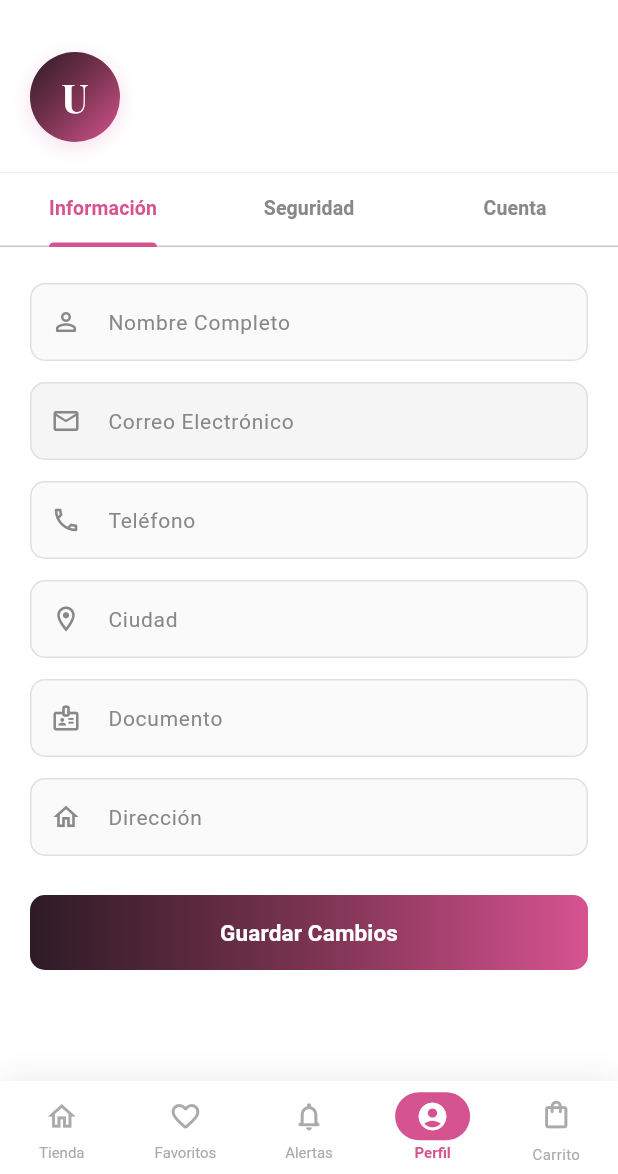
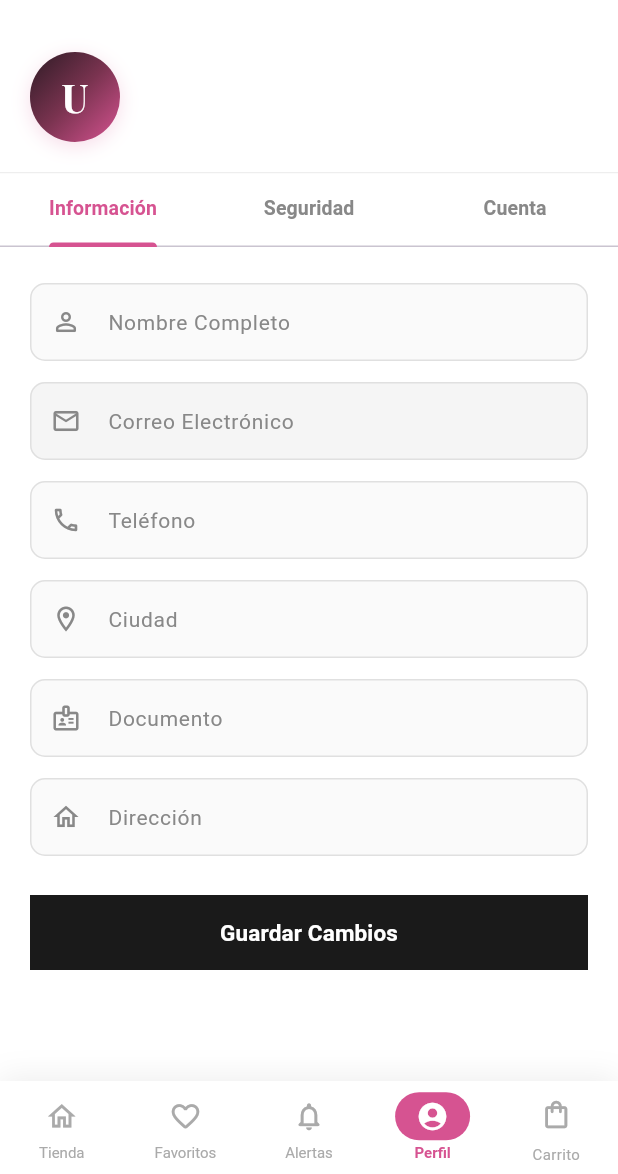
Before and after one commit to C-moreno19/Selenne-Boutique-Mobile, a Flutter app: the ClienteView screen opened directly, item 4 of the bottom bar chosen, on a phone screen of 412 x 824 dp, the part 62-1236 px from its top. Run offline on Flutter 3.47's test engine with Material 3 defaults, Android fonts, the phone set to English and light mode, and no system bars; our stand-ins replace cached_network_image, file_picker, google_fonts, shared_preferences; accounts and stored records are empty; network calls fail.

Commit message:
fix: botones de Perfil copian el estilo plano exacto de la web
PerfilView.tsx (la vista real de perfil del cliente en la web) usa
botones solidos (bg-gray-900, sin border-radius), no el degradado
rosa que usa el login. "Guardar Cambios" y "Actualizar Contrasena"
pasan de degradado con esquinas redondeadas a negro solido (#1A1A1A)
con esquinas cuadradas, igual a la web.

Verificado visualmente en ambas pestanas (Informacion, Seguridad).

```diff
--- a/lib/presentation/pages/cliente_view.dart
+++ b/lib/presentation/pages/cliente_view.dart
@@ -1052,17 +1052,8 @@ class _ClienteViewState extends State<ClienteView>
                             ),
                           ),
                         const SizedBox(height: 20),
-                        Container(
+                        SizedBox(
                           height: 50,
-                          decoration: BoxDecoration(
-                            gradient: _perfilGuardando
-                                ? null
-                                : const LinearGradient(
-                                    colors: [Color(0xFF2D1B24), Color(0xFF7A3350), AppColors.primary],
-                                  ),
-                            color: _perfilGuardando ? const Color(0xFFDDDDDD) : null,
-                            borderRadius: BorderRadius.circular(10),
-                          ),
                           child: ElevatedButton(
                             onPressed: _perfilGuardando
                                 ? null
@@ -1084,12 +1075,12 @@ class _ClienteViewState extends State<ClienteView>
                                         type: ok ? SnackType.success : SnackType.error);
                                   },
                             style: ElevatedButton.styleFrom(
-                              backgroundColor: Colors.transparent,
-                              shadowColor: Colors.transparent,
+                              backgroundColor: const Color(0xFF1A1A1A),
+                              disabledBackgroundColor: const Color(0xFFDDDDDD),
                               foregroundColor: Colors.white,
                               disabledForegroundColor: const Color(0xFF999999),
-                              shape: RoundedRectangleBorder(
-                                  borderRadius: BorderRadius.circular(10)),
+                              shape: const RoundedRectangleBorder(
+                                  borderRadius: BorderRadius.zero),
                               elevation: 0,
                             ),
                             child: _perfilGuardando
@@ -1135,17 +1126,8 @@ class _ClienteViewState extends State<ClienteView>
                               'Confirmar Contraseña', Icons.lock_outline_rounded),
                         ),
                         const SizedBox(height: 20),
-                        Container(
+                        SizedBox(
                           height: 50,
-                          decoration: BoxDecoration(
-                            gradient: _passGuardando
-                                ? null
-                                : const LinearGradient(
-                                    colors: [Color(0xFF2D1B24), Color(0xFF7A3350), AppColors.primary],
-                                  ),
-                            color: _passGuardando ? const Color(0xFFDDDDDD) : null,
-                            borderRadius: BorderRadius.circular(10),
-                          ),
                           child: ElevatedButton(
                             onPressed: _passGuardando
                                 ? null
@@ -1177,12 +1159,12 @@ class _ClienteViewState extends State<ClienteView>
                                         type: ok ? SnackType.success : SnackType.error);
                                   },
                             style: ElevatedButton.styleFrom(
-                              backgroundColor: Colors.transparent,
-                              shadowColor: Colors.transparent,
+                              backgroundColor: const Color(0xFF1A1A1A),
+                              disabledBackgroundColor: const Color(0xFFDDDDDD),
                               foregroundColor: Colors.white,
                               disabledForegroundColor: const Color(0xFF999999),
-                              shape: RoundedRectangleBorder(
-                                  borderRadius: BorderRadius.circular(10)),
+                              shape: const RoundedRectangleBorder(
+                                  borderRadius: BorderRadius.zero),
                               elevation: 0,
                             ),
                             child: _passGuardando
```
